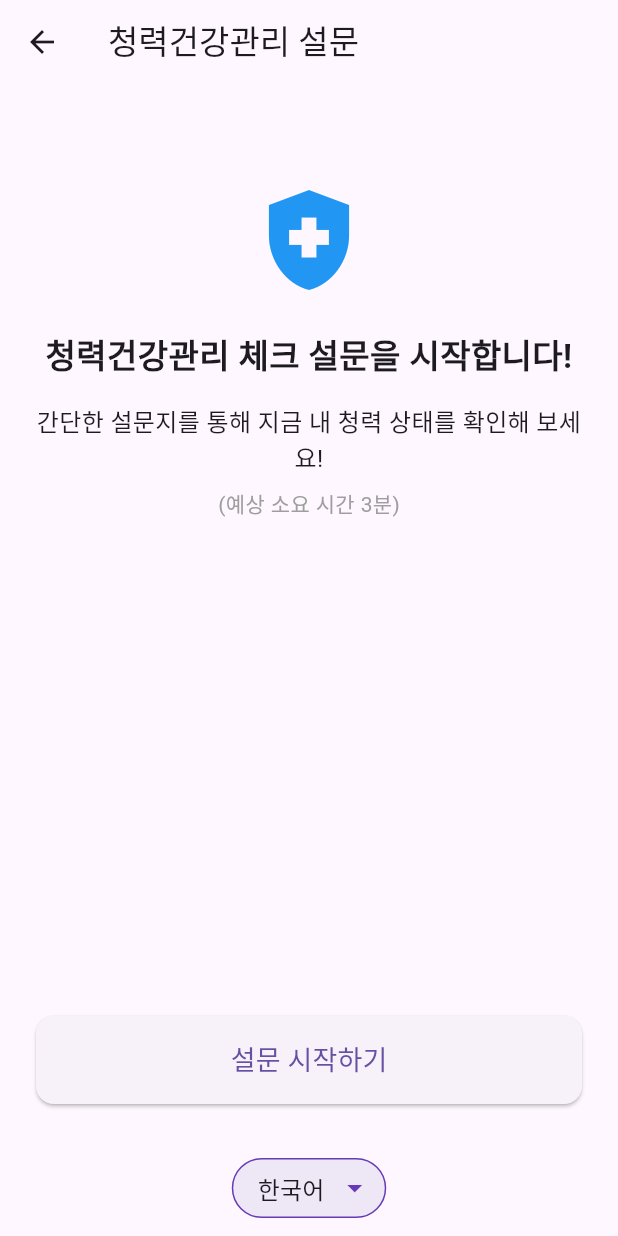
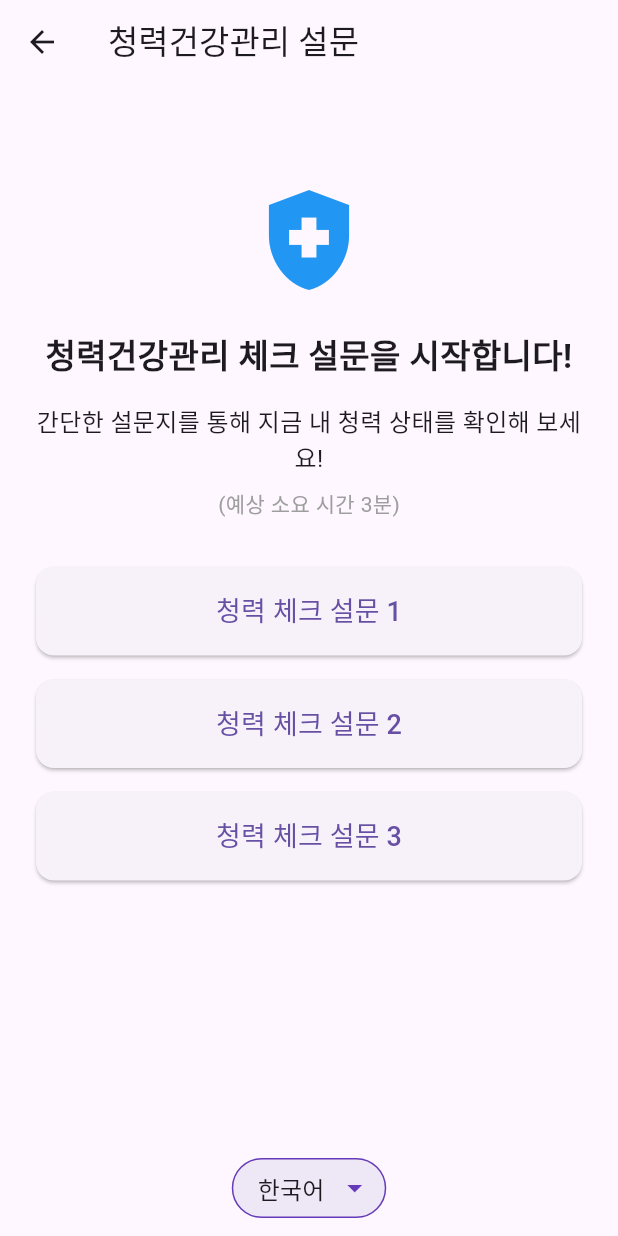
Before and after one commit to KIHYUN940/multilingual-data-sync, a Flutter app: the HearingTotalPageA1 screen opened directly, on a phone screen of 412 x 824 dp. Run offline on Flutter 3.47's test engine with Material 3 defaults, Android fonts, the phone set to English and light mode, and no system bars; drawn by our look-alikes of dropdown_button2; our stand-ins replace cloud_firestore, firebase_core, shared_preferences; accounts and stored records are empty.

Commit message:
feat: 설문 자가진단 페이지 흐름 수정 및 HearingTotalPageA1 설문 항목 추가 (#36)
- EarTestPage에서 "설문을 통한 청력 자가진단" 카드 클릭 시 UserInfoScreen으로 이동
- UserInfoScreen에서 유저 정보 입력 후 SurveyScreen으로 이동
- HearingTotalPageA1에 청력 체크 설문 항목 1, 2, 3 추가
- SurveyProvider 활용하여 유저 정보 및 답변 초기화 로직 유지
- LanguageDropdown 및 실시간/캐시 데이터 로딩 기능 유지

```diff
--- a/multi_lang_app/lib/screens/hearing_total_page_a1.dart
+++ b/multi_lang_app/lib/screens/hearing_total_page_a1.dart
@@ -3,7 +3,7 @@ import 'package:provider/provider.dart';
 import '../providers/language_provider.dart';
 import '../providers/survey_provider.dart';
 import 'ear_test_page.dart';
-import 'user_info_screen.dart';
+import 'survey_screen.dart';
 import '../widgets/language_dropdown.dart';
 
 class HearingTotalPageA1 extends StatelessWidget {
@@ -26,10 +26,20 @@ class HearingTotalPageA1 extends StatelessWidget {
         "Value_EN": "(Estimated time 3 min)",
         "Value_MN": "(хугацаа: 3 минут)"
       },
-      "healthManagement_003": {
-        "Value_KO": "설문 시작하기",
-        "Value_EN": "Start Survey",
-        "Value_MN": "Асуумжийг эхлүүлэх"
+      "surveyButton_001": {
+        "Value_KO": "청력 체크 설문 1",
+        "Value_EN": "Hearing Survey 1",
+        "Value_MN": "Сонсголын асуумж 1"
+      },
+      "surveyButton_002": {
+        "Value_KO": "청력 체크 설문 2",
+        "Value_EN": "Hearing Survey 2",
+        "Value_MN": "Сонсголын асуумж 2"
+      },
+      "surveyButton_003": {
+        "Value_KO": "청력 체크 설문 3",
+        "Value_EN": "Hearing Survey 3",
+        "Value_MN": "Сонсголын асуумж 3"
       },
     };
     return translations[key]?[selectedLanguage] ?? '';
@@ -47,6 +57,13 @@ class HearingTotalPageA1 extends StatelessWidget {
     final languageProvider = Provider.of<LanguageProvider>(context);
     final selectedLanguage = languageProvider.selectedLanguage;
     final surveyProvider = Provider.of<SurveyProvider>(context, listen: false);
+
+    // 설문 버튼 리스트
+    final List<Map<String, String>> surveyButtons = [
+      {"id": "survey01", "label": getText("surveyButton_001", selectedLanguage)},
+      {"id": "survey02", "label": getText("surveyButton_002", selectedLanguage)},
+      {"id": "survey03", "label": getText("surveyButton_003", selectedLanguage)},
+    ];
 
     return WillPopScope(
       onWillPop: () async {
@@ -91,29 +108,39 @@ class HearingTotalPageA1 extends StatelessWidget {
                       style:
                           const TextStyle(fontSize: 14, color: Colors.grey),
                     ),
-                    const Spacer(),
-                    SizedBox(
+                    const SizedBox(height: 24),
+                    // 설문 버튼 목록
+                    Expanded(
+                      child: ListView.builder(
+                        itemCount: surveyButtons.length,
+                        itemBuilder: (context, index) {
+                          final survey = surveyButtons[index];
+                          return Padding(
+                            padding: const EdgeInsets.symmetric(vertical: 8),
+                            child: SizedBox(
                               width: double.infinity,
                               child: ElevatedButton(
-                        onPressed: () {
-                          surveyProvider.resetAnswers();
-                          surveyProvider.setUserInfo(null);
-
-                          Navigator.push(
-                            context,
-                            MaterialPageRoute(
-                                builder: (_) => const UserInfoScreen()),
-                          );
-                        },
                                 style: ElevatedButton.styleFrom(
                                   padding: const EdgeInsets.symmetric(vertical: 16),
                                   shape: RoundedRectangleBorder(
                                       borderRadius: BorderRadius.circular(12)),
                                 ),
+                                onPressed: () {
+                                  Navigator.push(
+                                    context,
+                                    MaterialPageRoute(
+                                        builder: (_) => SurveyScreen(
+                                            surveyId: survey["id"]!)),
+                                  );
+                                },
                                 child: Text(
-                          getText("healthManagement_003", selectedLanguage),
+                                  survey["label"]!,
                                   style: const TextStyle(fontSize: 18),
                                 ),
+                              ),
+                            ),
+                          );
+                        },
                       ),
                     ),
                   ],
```
Also changed, not shown: multi_lang_app/lib/screens/ear_test_page.dart (+8 -7 lines), multi_lang_app/lib/screens/survey_screen.dart (+5 -12 lines), multi_lang_app/lib/screens/user_info_screen.dart (+11 -27 lines). Lines whose indentation alone changed are shown as unchanged.
